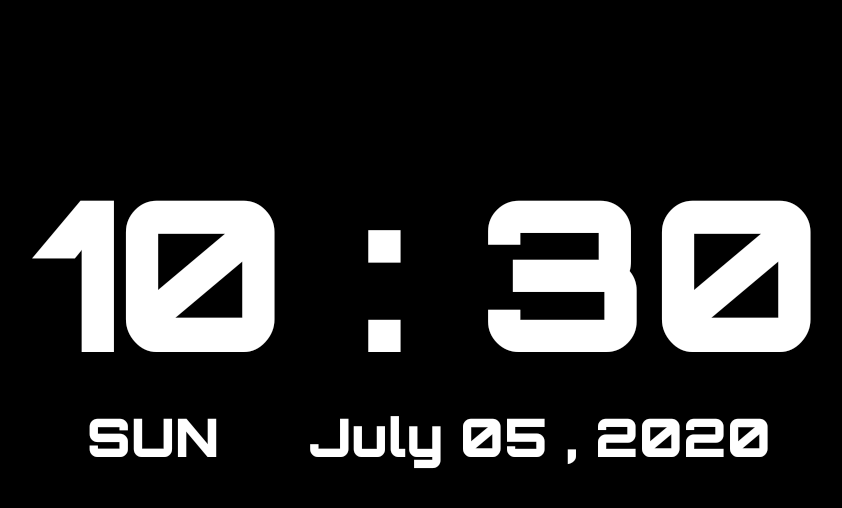
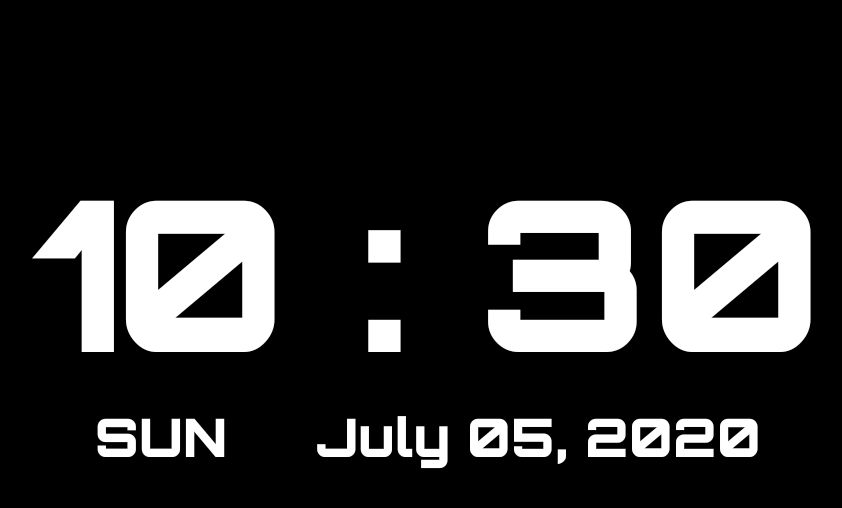
Before and after one commit to SanjaySinghGangwar/Clock, an Android app: the screen it shows after launch (Home), on a phone screen of 824 x 412 dp (held sideways). Shown: the top 508 px of the screen, without its empty margins (189-1031 px from the left). Run offline under Robolectric (Android 15) with nearby library versions, the phone set to English and light mode, and no system bars.

Commit message:
Sunday V1

```diff
--- a/app/src/main/java/com/sanjaysgangwar/clock/Home.java
+++ b/app/src/main/java/com/sanjaysgangwar/clock/Home.java
@@ -35,6 +35,13 @@ public class Home extends AppCompatActivity {
         dayTV = findViewById(R.id.DAYTV);
         dateTV = findViewById(R.id.DATETV);
 
+
+        updateTime();
+        updateUI();
+
+    }
+
+    private void updateUI() {
         //Full Screen App
         View decorView = getWindow().getDecorView();
         getWindow().addFlags(WindowManager.LayoutParams.FLAG_KEEP_SCREEN_ON);
@@ -52,16 +59,13 @@ public class Home extends AppCompatActivity {
                         | SYSTEM_UI_FLAG_FULLSCREEN);
 
         decorView.setSystemUiVisibility(uiOptions);
-
-        updateTime();
-
     }
 
     private void updateTime() {
         Date date = new Date();
         int day = date.getDay();
-        @SuppressLint("SimpleDateFormat") SimpleDateFormat formatter = new SimpleDateFormat("MMMM dd , yyyy");
 
+        @SuppressLint("SimpleDateFormat") SimpleDateFormat formatter = new SimpleDateFormat("MMMM dd, yyyy");
         switch (day) {
             case 1:
                 DAY = "MON";
@@ -104,8 +108,9 @@ public class Home extends AppCompatActivity {
             @Override
             public void run() {
                 updateTime();
+                updateUI();
             }
-        }, 1000);
+        }, 5000);
     }
 
 
--- a/app/src/main/res/values/strings.xml
+++ b/app/src/main/res/values/strings.xml
@@ -1,3 +1,3 @@
 <resources>
-    <string name="app_name">Clock</string>
+    <string name="app_name">Desk Clock</string>
 </resources>
```
